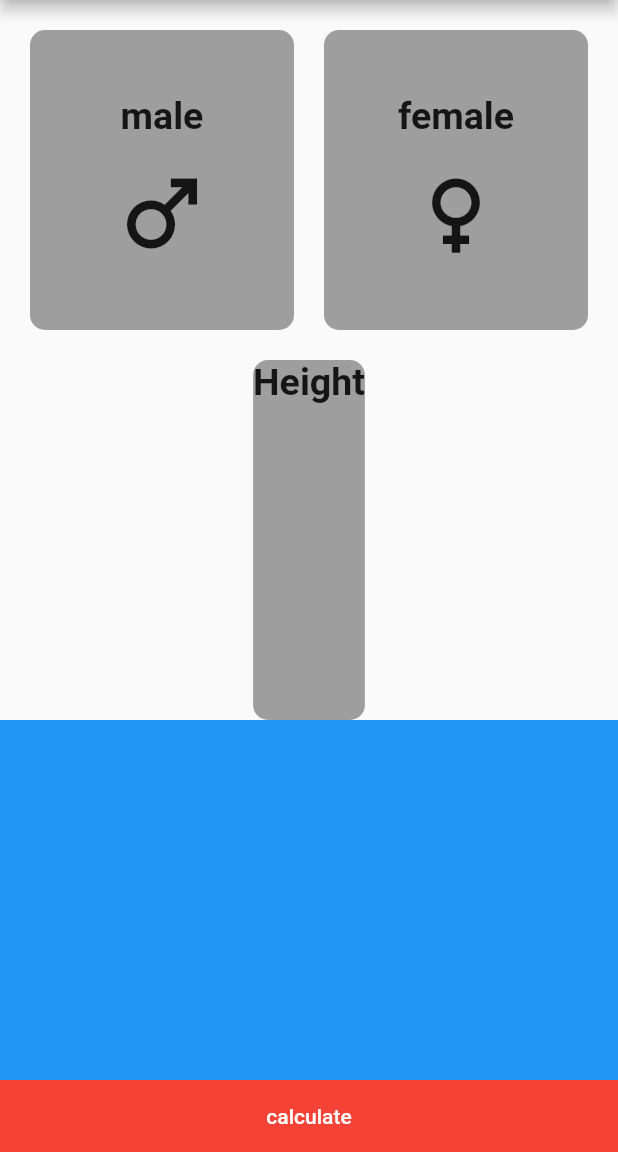
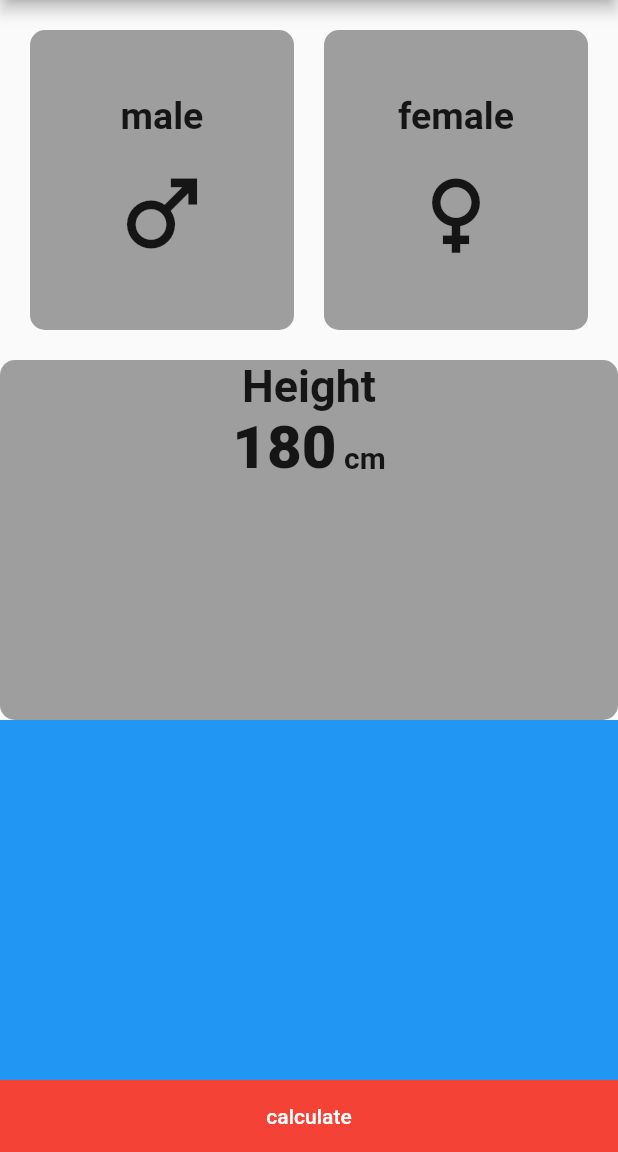
Before and after one commit to fathyBaiomy/bmi_calculator, a Flutter app: the screen it shows after launch, on a phone screen of 412 x 824 dp, the part 84-1236 px from its top. Run offline on Flutter 3.47's test engine with Material 2 defaults, Android fonts, the phone set to English and light mode, and no system bars.

Commit message:
finished text in slider

```diff
--- a/lib/main.dart
+++ b/lib/main.dart
@@ -1,5 +1,3 @@
-import 'dart:ffi';
-
 import 'package:flutter/material.dart';
 
 void main() {
@@ -92,12 +90,34 @@ Widget MaleFemaleWidget({required String text, required IconData icon}) {
 
 Widget SliderWidget() {
   return Column(
+    crossAxisAlignment: CrossAxisAlignment.center,
     children: [
       Text("Height",
           style: TextStyle(
-            fontSize: 25,
+            fontSize: 30,
             fontWeight: FontWeight.bold,
           )),
+      Row(
+        crossAxisAlignment: CrossAxisAlignment.baseline,
+        // mainAxisSize: MainAxisSize.m,
+        mainAxisAlignment: MainAxisAlignment.center,
+        textBaseline: TextBaseline.alphabetic,
+        children: [
+          Text("180",
+              style: TextStyle(
+                fontSize: 40,
+                fontWeight: FontWeight.w900,
+              )),
+          SizedBox(
+            width: 5,
+          ),
+          Text("cm",
+              style: TextStyle(
+                fontSize: 20,
+                fontWeight: FontWeight.bold,
+              )),
+        ],
+      ),
     ],
   );
 }
```
